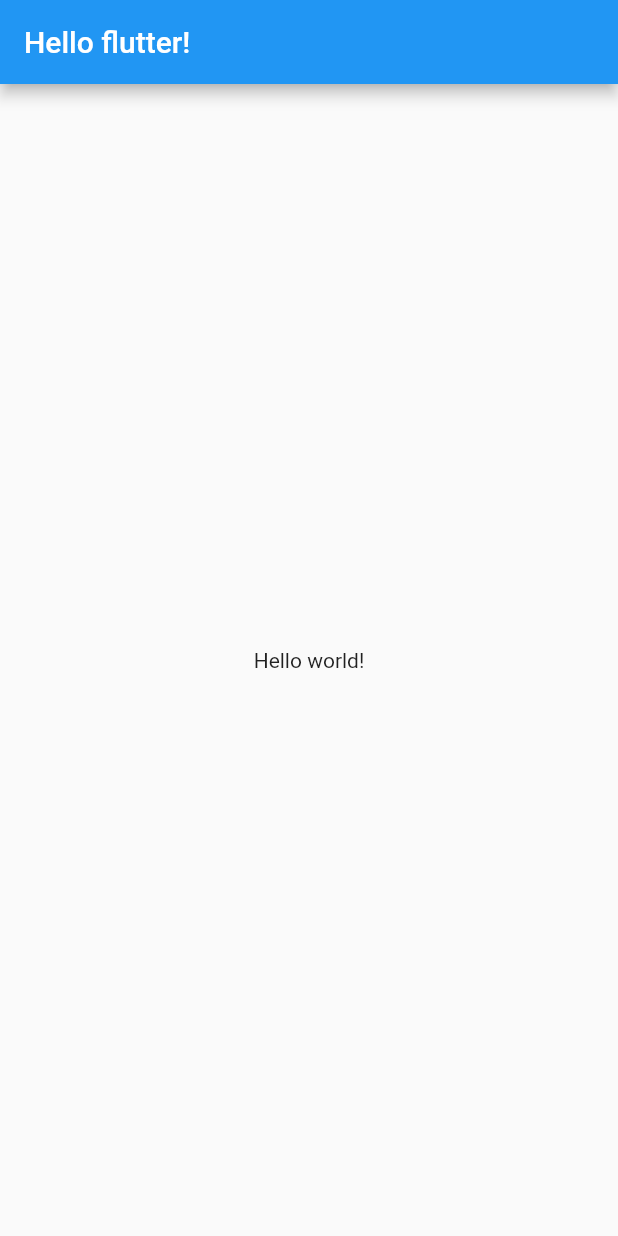
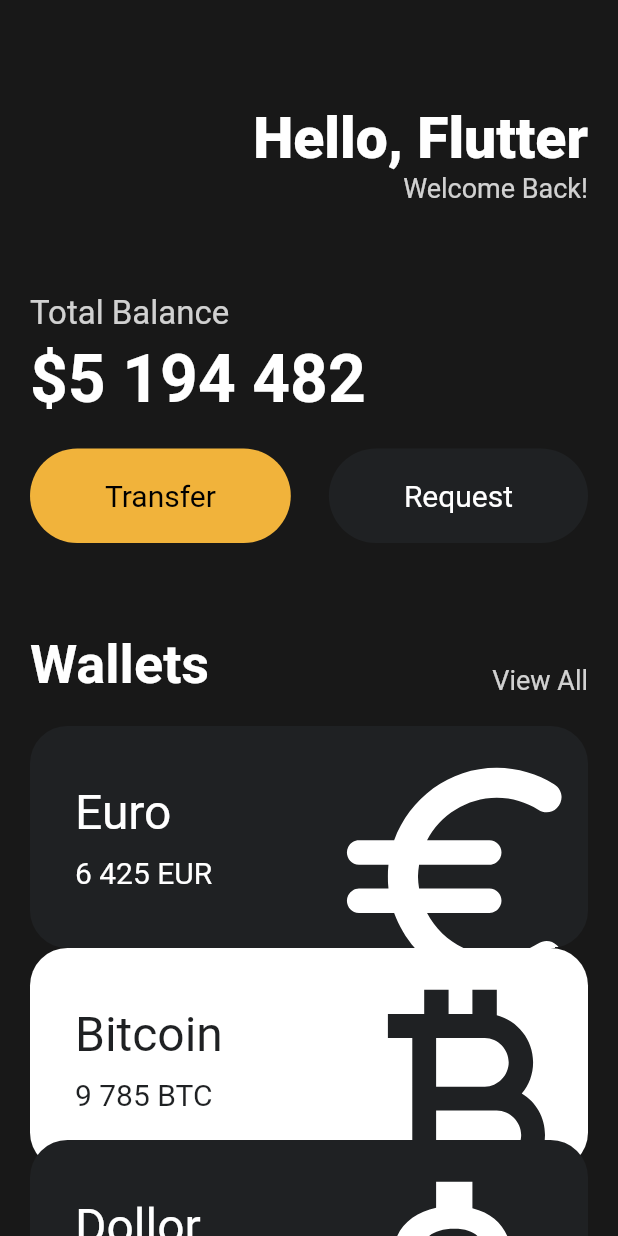
Before and after one commit to ekkk1126/flutter-study, a Flutter app: the screen it shows after launch, on a phone screen of 412 x 824 dp. Run offline on Flutter 3.47's test engine with Material 2 defaults, Android fonts, the phone set to English and light mode, and no system bars.

Commit message:
Feat : UI CHALLENGE

```diff
--- a/toonflix/lib/main.dart
+++ b/toonflix/lib/main.dart
@@ -1,4 +1,6 @@
 import 'package:flutter/material.dart';
+import 'package:toonflix/widgets/button.dart';
+import 'package:toonflix/widgets/cyrrency_card.dart';
 
 void main() {
   runApp(App());
@@ -9,11 +11,141 @@
   Widget build(BuildContext context) {
     return MaterialApp(
       home: Scaffold(
-          appBar: AppBar(
-            title: Text("Hello flutter!"),
-          ),
-          body: Center(
-            child: Text("Hello world!"),
+          backgroundColor: const Color(0xFF181818),
+          body: SingleChildScrollView(
+            child: Padding(
+                padding: EdgeInsets.symmetric(horizontal: 20),
+                child: Column(
+                  crossAxisAlignment: CrossAxisAlignment.start,
+                  children: [
+                    SizedBox(
+                      height: 70,
+                    ),
+                    Row(
+                      mainAxisAlignment: MainAxisAlignment.end,
+                      children: [
+                        Column(
+                          crossAxisAlignment: CrossAxisAlignment.end,
+                          children: [
+                            Text(
+                              'Hello, Flutter',
+                              style: TextStyle(
+                                color: Colors.white,
+                                fontSize: 38,
+                                fontWeight: FontWeight.w800,
+                              ),
+                            ),
+                            Text(
+                              'Welcome Back!',
+                              style: TextStyle(
+                                color: Colors.white.withOpacity(0.8),
+                                fontSize: 18,
+                              ),
+                            )
+                          ],
+                        )
+                      ],
+                    ),
+                    SizedBox(
+                      height: 60,
+                    ),
+                    Container(
+                      child: Text(
+                        'Total Balance',
+                        style: TextStyle(
+                          fontSize: 22,
+                          color: Colors.white.withOpacity(0.8),
+                        ),
+                      ),
+                    ),
+                    SizedBox(
+                      height: 5,
+                    ),
+                    Text(
+                      '\$5 194 482',
+                      style: TextStyle(
+                        fontSize: 44,
+                        fontWeight: FontWeight.w600,
+                        color: Colors.white,
+                      ),
+                    ),
+                    SizedBox(
+                      height: 20,
+                    ),
+                    Row(
+                      mainAxisAlignment: MainAxisAlignment.spaceBetween,
+                      children: [
+                        Button(
+                            text: 'Transfer',
+                            bgColor: Color(0xFFF1B33B),
+                            textColor: Colors.black),
+                        Button(
+                            text: 'Request',
+                            bgColor: Color(0xFF1F2123),
+                            textColor: Colors.white),
+                      ],
+                    ),
+                    const SizedBox(
+                      height: 60,
+                    ),
+                    Row(
+                      crossAxisAlignment: CrossAxisAlignment.end,
+                      mainAxisAlignment: MainAxisAlignment.spaceBetween,
+                      children: [
+                        const Text(
+                          'Wallets',
+                          style: TextStyle(
+                            color: Colors.white,
+                            fontSize: 36,
+                            fontWeight: FontWeight.w600,
+                          ),
+                        ),
+                        Text(
+                          'View All',
+                          style: TextStyle(
+                            color: Colors.white.withOpacity(0.8),
+                            fontSize: 18,
+                          ),
+                        ),
+                      ],
+                    ),
+                    SizedBox(
+                      height: 20,
+                    ),
+                    CurrencyCard(
+                      name: 'Euro',
+                      code: 'EUR',
+                      amount: '6 425',
+                      icon: Icons.euro_rounded,
+                      isInverted: false,
+                      order: 0,
+                    ),
+                    CurrencyCard(
+                      name: 'Bitcoin',
+                      code: 'BTC',
+                      amount: '9 785',
+                      icon: Icons.currency_bitcoin,
+                      isInverted: true,
+                      order: 1,
+                    ),
+                    CurrencyCard(
+                      name: 'Dollor',
+                      code: 'USD',
+                      amount: '428',
+                      icon: Icons.attach_money_outlined,
+                      isInverted: false,
+                      order: 2,
+                    ),
+                    CurrencyCard(
+                      name: 'Won',
+                      code: 'KOR',
+                      amount: '123',
+                      icon: Icons.money,
+                      isInverted: true,
+                      order: 3,
+                    ),
+                  ],
+                )),
           )),
     );
   }
--- /dev/null
+++ b/toonflix/lib/widgets/button.dart
@@ -0,0 +1,32 @@
+import 'package:flutter/cupertino.dart';
+import 'package:flutter/material.dart';
+
+class Button extends StatelessWidget {
+  final String text;
+  final Color bgColor;
+  final Color textColor;
+
+  const Button({
+    super.key,
+    required this.text,
+    required this.bgColor,
+    required this.textColor,
+  });
+
+  @override
+  Widget build(BuildContext context) {
+    return Container(
+      decoration: BoxDecoration(
+          color: bgColor, borderRadius: BorderRadius.circular(45)),
+      child: Padding(
+          padding: EdgeInsets.symmetric(vertical: 20, horizontal: 50),
+          child: Text(
+            text,
+            style: TextStyle(
+              color: textColor,
+              fontSize: 20,
+            ),
+          )),
+    );
+  }
+}
--- /dev/null
+++ b/toonflix/lib/widgets/cyrrency_card.dart
@@ -0,0 +1,87 @@
+import 'package:flutter/cupertino.dart';
+import 'package:flutter/material.dart';
+
+class CurrencyCard extends StatelessWidget {
+  final String name, code, amount;
+  final IconData icon;
+  final bool isInverted;
+  final _blackColor = const Color(0xFF1F2123);
+  final int order;
+
+  const CurrencyCard({
+    super.key,
+    required this.name,
+    required this.code,
+    required this.amount,
+    required this.icon,
+    required this.isInverted,
+    required this.order,
+  });
+
+  @override
+  Widget build(BuildContext context) {
+    return Transform.translate(
+      offset: order == 0 ? Offset(0, 0) : Offset(0, (order - 1) * -20),
+      child: Container(
+          clipBehavior: Clip.hardEdge,
+          decoration: BoxDecoration(
+            color: isInverted ? Colors.white : _blackColor,
+            borderRadius: BorderRadius.circular(25),
+          ),
+          child: Padding(
+            padding: const EdgeInsets.all(30),
+            child: Row(
+              mainAxisAlignment: MainAxisAlignment.spaceBetween,
+              children: [
+                Column(
+                  crossAxisAlignment: CrossAxisAlignment.start,
+                  children: [
+                    Text(
+                      name,
+                      style: TextStyle(
+                        color: isInverted ? _blackColor : Colors.white,
+                        fontSize: 32,
+                      ),
+                    ),
+                    SizedBox(
+                      height: 10,
+                    ),
+                    Row(
+                      children: [
+                        Text(
+                          amount,
+                          style: TextStyle(
+                            color: isInverted ? _blackColor : Colors.white,
+                            fontSize: 20,
+                          ),
+                        ),
+                        SizedBox(
+                          width: 5,
+                        ),
+                        Text(
+                          code,
+                          style: TextStyle(
+                            color: isInverted ? _blackColor : Colors.white,
+                            fontSize: 20,
+                          ),
+                        ),
+                      ],
+                    )
+                  ],
+                ),
+                Transform.scale(
+                    scale: 2.2,
+                    child: Transform.translate(
+                      offset: Offset(-5, 12),
+                      child: Icon(
+                        icon,
+                        color: isInverted ? _blackColor : Colors.white,
+                        size: 88,
+                      ),
+                    ))
+              ],
+            ),
+          )),
+    );
+  }
+}
```
